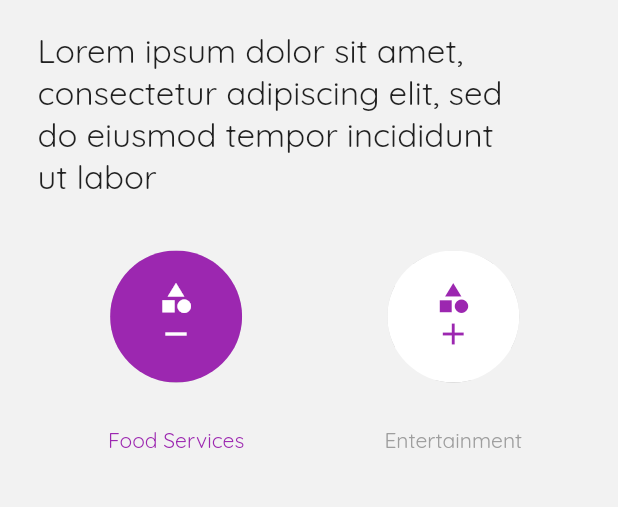
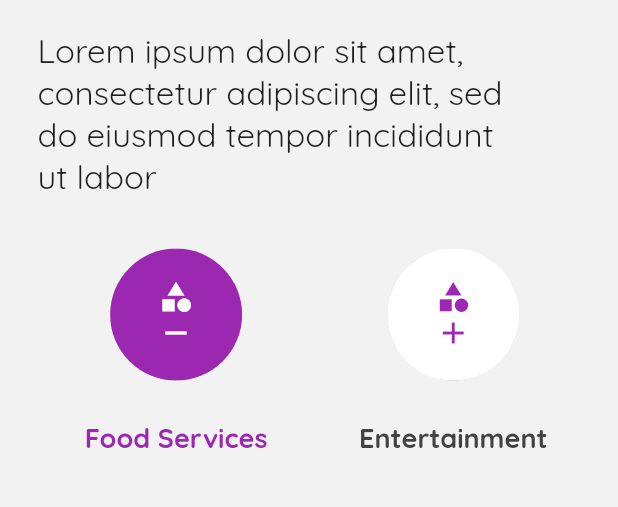
Before and after one commit to Ansontheprogrammer/timeless-website, a Flutter app: the screen it shows after launch, after a tap on the "category" icon, on a phone screen of 412 x 824 dp, the part 122-629 px from its top. Run offline on Flutter 3.47's test engine with Material 2 defaults, Android fonts, the phone set to English and light mode, and no system bars; our stand-ins replace cloud_firestore, firebase_core, google_fonts; missing offline and left inert: circular_menu, cloud_firestore_web, enum_to_string, firebase_core_web, flutter_statusbarcolor; accounts and stored records are empty; Roboto replaces fonts that are missing (Jura); statements that could not run were skipped.

Commit message:
Began creating adaptive widgets

```diff
--- a/lib/ui/widgets/home/recommended/category_option_btns/adaptive_category_btn_contents.dart
+++ b/lib/ui/widgets/home/recommended/category_option_btns/adaptive_category_btn_contents.dart
@@ -69,8 +69,8 @@ class AdaptiveCategoryBtnContents extends StatelessWidget {
         ),
       ),
       CustomTextNormal(
-        fontSize: 14.0,
-        color: !active ? Colors.grey : Theme.of(context).primaryColor,
+        fontWeight: FontWeight.bold,
+        color: !active ? Colors.grey.shade800 : Theme.of(context).primaryColor,
         text: this.button.title,
       ),
     ]);
--- a/lib/ui/widgets/home/recommended/nearby_businesses/nearby_list.dart
+++ b/lib/ui/widgets/home/recommended/nearby_businesses/nearby_list.dart
@@ -20,27 +20,26 @@ class NearbyBusinessList extends StatelessWidget {
           return CircularProgressIndicator();
         }
 
-        // Convert businesses list map from DB to list of Business models
-        List<Business> businesses = snapshot.data!.docs
-            .map((businessJSON) => Business.fromJSON(businessJSON.data()!))
-            .toList();
-
-        if (!snapshot.hasData) {
+        if (snapshot.data!.docs.isEmpty) {
           Container(
             child: CustomTextNormal(
                 text: "Sorry we don't have any businesses in our system yet"),
           );
         }
 
-        return Wrap(
-            runSpacing: 20,
-            spacing: 20,
-            children: businesses.map((business) {
-              return NearbyBusinessCard(
-                  title: business.getBusinessName(),
-                  subtitle: business.type,
-                  description: business.description);
-            }).toList());
+        // Convert businesses list map from DB to list of Business models
+        List<Business> businesses = snapshot.data!.docs
+            .map((businessJSON) => Business.fromJSON(businessJSON.data()!))
+            .toList();
+
+        return Wrap(runSpacing: 20, spacing: 20, children: [
+          ...businesses.map((business) {
+            return NearbyBusinessCard(
+                title: business.getBusinessName(),
+                subtitle: business.type,
+                description: business.description);
+          }).toList()
+        ]);
       },
     );
   }
--- a/lib/ui/widgets/home/recommended/new_businesses/new_businesses.dart
+++ b/lib/ui/widgets/home/recommended/new_businesses/new_businesses.dart
@@ -21,17 +21,17 @@ class NewBusinessList extends StatelessWidget {
           return CircularProgressIndicator();
         }
 
-        // Convert businesses list map from DB to list of Business models
-        List<Business> businesses = snapshot.data!.docs
-            .map((businessJSON) => Business.fromJSON(businessJSON.data()!))
-            .toList();
-
-        if (!snapshot.hasData) {
+        if (snapshot.data!.docs.isEmpty) {
           Container(
             child: CustomTextNormal(
                 text: "Sorry we don't have any businesses in our system yet"),
           );
         }
+
+        // Convert businesses list map from DB to list of Business models
+        List<Business> businesses = snapshot.data!.docs
+            .map((businessJSON) => Business.fromJSON(businessJSON.data()!))
+            .toList();
 
         return Wrap(
             runSpacing: 20,
--- a/lib/ui/widgets/home/recommended/recommended_section.dart
+++ b/lib/ui/widgets/home/recommended/recommended_section.dart
@@ -3,9 +3,14 @@ import 'package:flutter/material.dart';
 import 'package:timeless_app/ui/widgets/home/recommended/new_businesses/new_business_section.dart';
 import 'package:timeless_app/ui/widgets/home/recommended/nearby_businesses/nearby_section.dart';
 
+// TODO: Create a landing page view model and sync the categories and search for filtering
 class RecommendedSection extends StatelessWidget {
   final bool displayHorizontal;
-  const RecommendedSection({this.displayHorizontal = false});
+  // final String currentSearch;
+  const RecommendedSection(
+      {
+      // required this.currentSearch,
+      this.displayHorizontal = false});
 
   @override
   Widget build(BuildContext context) {
@@ -13,7 +18,12 @@ class RecommendedSection extends StatelessWidget {
       return Row(
         crossAxisAlignment: CrossAxisAlignment.start,
         children: [
-          Expanded(flex: 4, child: NearbyBusinessSection()),
+          Expanded(flex: 4, child: NearbyBusinessSection()
+              // child: BusinessesFoundInQuery(
+              //     currentSearch: QuerySearch(
+              //         fieldName: BusinessSearchTypes.Name,
+              //         search: this.currentSearch))
+              ),
           SizedBox(
             width: 50,
           ),
```
Also changed, not shown: lib/ui/widgets/home/recommended/nearby_businesses/nearby_card.dart (+0 -19 lines).
